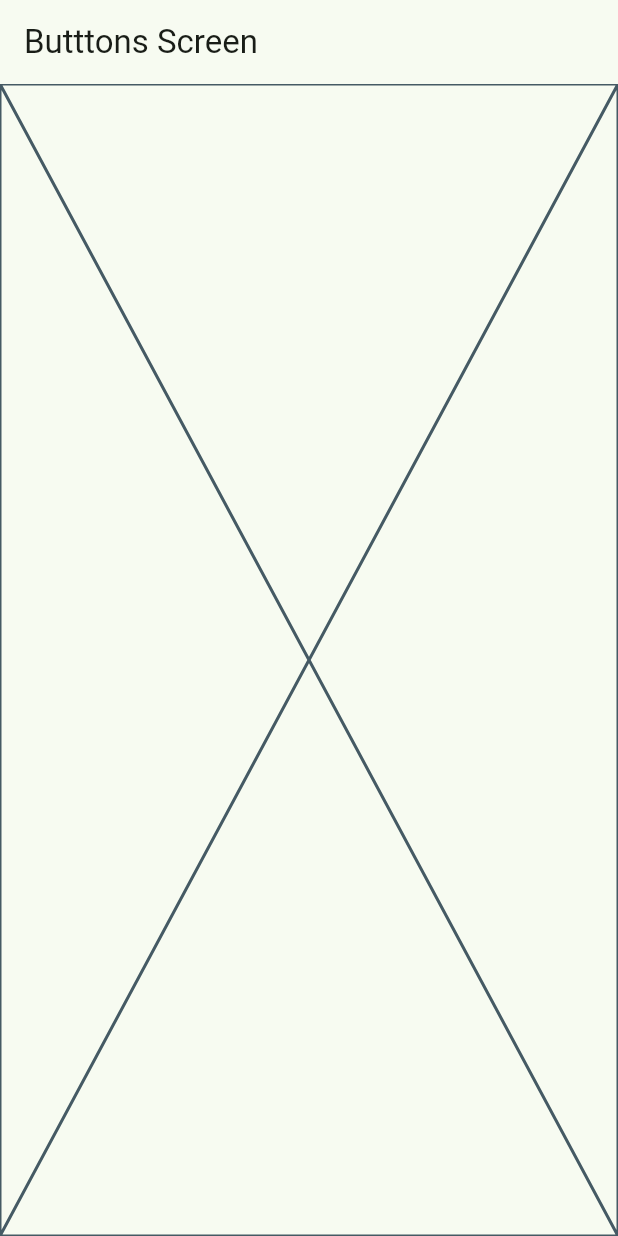
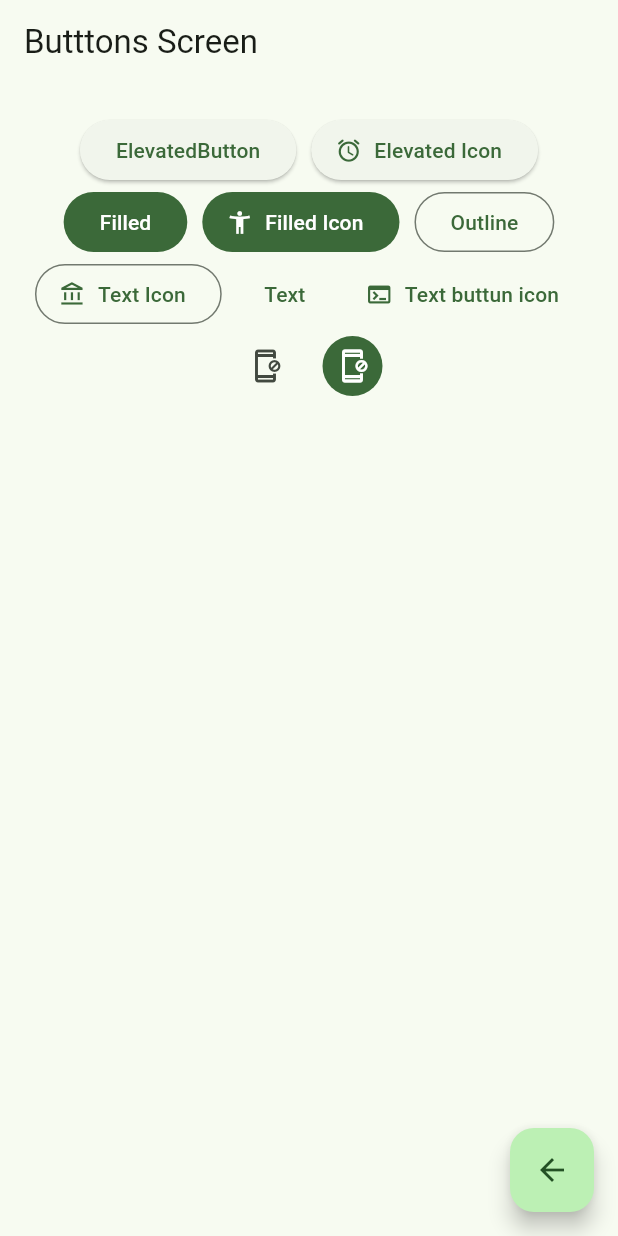
Before and after one commit to eliezerantonio/widgets_app, a Flutter app: the ButtonsScreen screen opened by its route, on a phone screen of 412 x 824 dp. Run offline on Flutter 3.47's test engine with Material 2 defaults, Android fonts, the phone set to English and light mode, and no system bars; our stand-ins replace go_router.

Commit message:
feat: added some buttons

```diff
--- a/lib/main.dart
+++ b/lib/main.dart
@@ -13,6 +13,7 @@ class MyApp extends StatelessWidget {
     return MaterialApp.router(
       routerConfig: appRouter,
       title: 'Material App',
+
       debugShowCheckedModeBanner: false,
       theme: AppTheme(selectedColor: 2).getTheme(),
 
--- a/lib/presentations/screens/buttons/buttons_screen.dart
+++ b/lib/presentations/screens/buttons/buttons_screen.dart
@@ -1,15 +1,92 @@
 import 'package:flutter/material.dart';
+import 'package:go_router/go_router.dart';
 
 class ButtonsScreen extends StatelessWidget {
   const ButtonsScreen({super.key});
-
+  static const String name = 'buttons_screen';
   @override
   Widget build(BuildContext context) {
     return Scaffold(
       appBar: AppBar(
         title: const Text('Butttons Screen'),
       ),
-      body: const Placeholder(),
+      body: const _ButtonsView(),
+      floatingActionButton: FloatingActionButton(
+        onPressed: () {
+          context.pop();
+        },
+        child: const Icon(Icons.arrow_back),
+      ),
     );
   }
 }
+
+class _ButtonsView extends StatelessWidget {
+  const _ButtonsView();
+
+  @override
+  Widget build(BuildContext context) {
+    final colors = Theme.of(context).colorScheme;
+    return SizedBox(
+      width: double.infinity,
+      child: Padding(
+        padding: const EdgeInsets.symmetric(horizontal: 10, vertical: 20),
+        child: Wrap(
+          spacing: 10,
+          crossAxisAlignment: WrapCrossAlignment.center,
+          alignment: WrapAlignment.center,
+          children: [
+            ElevatedButton(
+              onPressed: () {},
+              child: const Text('ElevatedButton'),
+            ),
+            ElevatedButton.icon(
+                onPressed: () {},
+                icon: const Icon(Icons.access_alarm_rounded),
+                label: const Text('Elevated Icon')),
+            FilledButton(
+              onPressed: () {},
+              child: const Text('Filled'),
+            ),
+            FilledButton.icon(
+              onPressed: () {},
+              icon: const Icon(Icons.accessibility_new),
+              label: const Text('Filled Icon'),
+            ),
+            OutlinedButton(
+              onPressed: () {},
+              child: const Text('Outline'),
+            ),
+            OutlinedButton.icon(
+              onPressed: () {},
+              icon: const Icon(Icons.account_balance_outlined),
+              label: const Text('Text Icon'),
+            ),
+            TextButton(
+              child: const Text('Text'),
+              onPressed: () {},
+            ),
+            TextButton.icon(
+              onPressed: () {},
+              icon: const Icon(Icons.terminal),
+              label: const Text('Text buttun icon'),
+            ),
+            IconButton(
+              onPressed: () {},
+              icon: const Icon(Icons.app_blocking_outlined),
+            ),
+            IconButton(
+              onPressed: () {},
+              icon: const Icon(
+                Icons.app_blocking_outlined,
+              ),
+              style: ButtonStyle(
+                  backgroundColor: MaterialStatePropertyAll(colors.primary),
+                  iconColor: const MaterialStatePropertyAll(Colors.white)),
+            ),
+          ],
+        ),
+      ),
+    );
+  }
+}
--- a/lib/presentations/screens/cards/cards_screen.dart
+++ b/lib/presentations/screens/cards/cards_screen.dart
@@ -2,7 +2,7 @@ import 'package:flutter/material.dart';
 
 class CardsScreen extends StatelessWidget {
   const CardsScreen({super.key});
-
+  static const String name = 'cards_screen';
   @override
   Widget build(BuildContext context) {
     return Scaffold(
--- a/lib/presentations/screens/home/home_screen.dart
+++ b/lib/presentations/screens/home/home_screen.dart
@@ -4,6 +4,8 @@ import 'package:widgets_app/menu/menu_items.dart';
 
 class HomeScreen extends StatelessWidget {
   const HomeScreen({super.key});
+
+  static const String name = 'home_screen';
 
   @override
   Widget build(BuildContext context) {
--- a/lib/router/app_router.dart
+++ b/lib/router/app_router.dart
@@ -6,14 +6,17 @@ final appRouter = GoRouter(
   routes: [
     GoRoute(
       path: '/',
+      name: HomeScreen.name,
       builder: (context, state) => const HomeScreen(),
     ),
     GoRoute(
       path: '/buttons',
+      name: ButtonsScreen.name,
       builder: (context, state) => const ButtonsScreen(),
     ),
     GoRoute(
       path: '/cards',
+      name: CardsScreen.name ,
       builder: (context, state) => const CardsScreen(),
     ),
   ],
```
